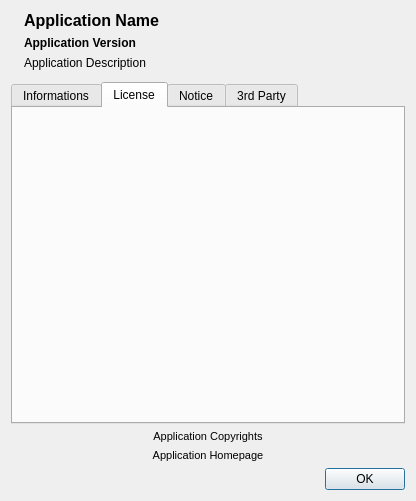
Before: the Qt Designer form qwbfs/src/UIAbout.ui in amestica/qwbfs, drawn with Qt 5.
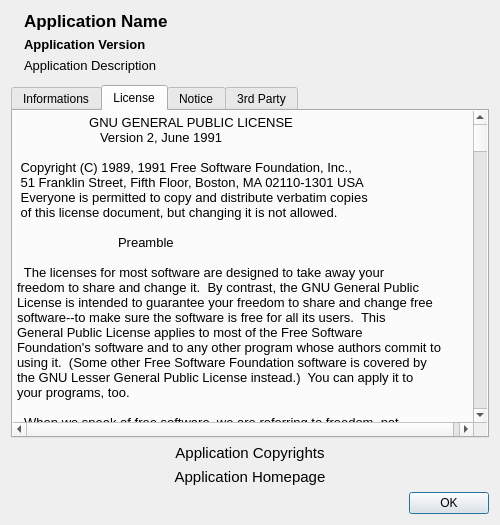
After: the same form once the commit is applied. The open tabs and pages were chosen to show the change. Icons and pictures are not drawn.

Commit message: Update UIAbout / UIMain.

The edit to the form file:
```diff
--- a/qwbfs/src/UIAbout.ui
+++ b/qwbfs/src/UIAbout.ui
@@ -6,14 +6,20 @@
    <rect>
     <x>0</x>
     <y>0</y>
-    <width>416</width>
-    <height>501</height>
+    <width>500</width>
+    <height>525</height>
    </rect>
   </property>
+  <property name="minimumSize">
+   <size>
+    <width>500</width>
+    <height>525</height>
+   </size>
+  </property>
   <property name="maximumSize">
    <size>
-    <width>425</width>
-    <height>510</height>
+    <width>500</width>
+    <height>525</height>
    </size>
   </property>
   <property name="windowTitle">
@@ -74,7 +80,7 @@
        </property>
        <property name="font">
         <font>
-         <pointsize>12</pointsize>
+         <pointsize>13</pointsize>
          <weight>75</weight>
          <bold>true</bold>
         </font>
@@ -94,7 +100,7 @@
        </property>
        <property name="font">
         <font>
-         <pointsize>9</pointsize>
+         <pointsize>10</pointsize>
          <weight>75</weight>
          <bold>true</bold>
         </font>
@@ -114,7 +120,7 @@
        </property>
        <property name="font">
         <font>
-         <pointsize>9</pointsize>
+         <pointsize>10</pointsize>
         </font>
        </property>
        <property name="text">
@@ -140,7 +146,7 @@
      </property>
      <property name="sizeHint" stdset="0">
       <size>
-       <width>16</width>
+       <width>3</width>
        <height>6</height>
       </size>
      </property>
@@ -226,8 +232,7 @@
          </property>
          <property name="font">
           <font>
-           <family>Arial</family>
-           <pointsize>9</pointsize>
+           <pointsize>10</pointsize>
           </font>
          </property>
          <property name="frameShape">
@@ -239,9 +244,354 @@
          <property name="undoRedoEnabled">
           <bool>false</bool>
          </property>
+         <property name="lineWrapMode">
+          <enum>QPlainTextEdit::NoWrap</enum>
+         </property>
          <property name="readOnly">
           <bool>true</bool>
          </property>
+         <property name="plainText">
+          <string>                    GNU GENERAL PUBLIC LICENSE
+                       Version 2, June 1991
+
+ Copyright (C) 1989, 1991 Free Software Foundation, Inc.,
+ 51 Franklin Street, Fifth Floor, Boston, MA 02110-1301 USA
+ Everyone is permitted to copy and distribute verbatim copies
+ of this license document, but changing it is not allowed.
+
+                            Preamble
+
+  The licenses for most software are designed to take away your
+freedom to share and change it.  By contrast, the GNU General Public
+License is intended to guarantee your freedom to share and change free
+software--to make sure the software is free for all its users.  This
+General Public License applies to most of the Free Software
+Foundation's software and to any other program whose authors commit to
+using it.  (Some other Free Software Foundation software is covered by
+the GNU Lesser General Public License instead.)  You can apply it to
+your programs, too.
+
+  When we speak of free software, we are referring to freedom, not
+price.  Our General Public Licenses are designed to make sure that you
+have the freedom to distribute copies of free software (and charge for
+this service if you wish), that you receive source code or can get it
+if you want it, that you can change the software or use pieces of it
+in new free programs; and that you know you can do these things.
+
+  To protect your rights, we need to make restrictions that forbid
+anyone to deny you these rights or to ask you to surrender the rights.
+These restrictions translate to certain responsibilities for you if you
+distribute copies of the software, or if you modify it.
+
+  For example, if you distribute copies of such a program, whether
+gratis or for a fee, you must give the recipients all the rights that
+you have.  You must make sure that they, too, receive or can get the
+source code.  And you must show them these terms so they know their
+rights.
+
+  We protect your rights with two steps: (1) copyright the software, and
+(2) offer you this license which gives you legal permission to copy,
+distribute and/or modify the software.
+
+  Also, for each author's protection and ours, we want to make certain
+that everyone understands that there is no warranty for this free
+software.  If the software is modified by someone else and passed on, we
+want its recipients to know that what they have is not the original, so
+that any problems introduced by others will not reflect on the original
+authors' reputations.
+
+  Finally, any free program is threatened constantly by software
+patents.  We wish to avoid the danger that redistributors of a free
+program will individually obtain patent licenses, in effect making the
+program proprietary.  To prevent this, we have made it clear that any
+patent must be licensed for everyone's free use or not licensed at all.
+
+  The precise terms and conditions for copying, distribution and
+modification follow.
+
+                    GNU GENERAL PUBLIC LICENSE
+   TERMS AND CONDITIONS FOR COPYING, DISTRIBUTION AND MODIFICATION
+
+  0. This License applies to any program or other work which contains
+a notice placed by the copyright holder saying it may be distributed
+under the terms of this General Public License.  The &quot;Program&quot;, below,
+refers to any such program or work, and a &quot;work based on the Program&quot;
+means either the Program or any derivative work under copyright law:
+that is to say, a work containing the Program or a portion of it,
+either verbatim or with modifications and/or translated into another
+language.  (Hereinafter, translation is included without limitation in
+the term &quot;modification&quot;.)  Each licensee is addressed as &quot;you&quot;.
+
+Activities other than copying, distribution and modification are not
+covered by this License; they are outside its scope.  The act of
+running the Program is not restricted, and the output from the Program
+is covered only if its contents constitute a work based on the
+Program (independent of having been made by running the Program).
+Whether that is true depends on what the Program does.
+
+  1. You may copy and distribute verbatim copies of the Program's
+source code as you receive it, in any medium, provided that you
+conspicuously and appropriately publish on each copy an appropriate
+copyright notice and disclaimer of warranty; keep intact all the
+notices that refer to this License and to the absence of any warranty;
+and give any other recipients of the Program a copy of this License
+along with the Program.
+
+You may charge a fee for the physical act of transferring a copy, and
+you may at your option offer warranty protection in exchange for a fee.
+
+  2. You may modify your copy or copies of the Program or any portion
+of it, thus forming a work based on the Program, and copy and
+distribute such modifications or work under the terms of Section 1
+above, provided that you also meet all of these conditions:
+
+    a) You must cause the modified files to carry prominent notices
+    stating that you changed the files and the date of any change.
+
+    b) You must cause any work that you distribute or publish, that in
+    whole or in part contains or is derived from the Program or any
+    part thereof, to be licensed as a whole at no charge to all third
+    parties under the terms of this License.
+
+    c) If the modified program normally reads commands interactively
+    when run, you must cause it, when started running for such
+    interactive use in the most ordinary way, to print or display an
+    announcement including an appropriate copyright notice and a
+    notice that there is no warranty (or else, saying that you provide
+    a warranty) and that users may redistribute the program under
+    these conditions, and telling the user how to view a copy of this
+    License.  (Exception: if the Program itself is interactive but
+    does not normally print such an announcement, your work based on
+    the Program is not required to print an announcement.)
+
+These requirements apply to the modified work as a whole.  If
+identifiable sections of that work are not derived from the Program,
+and can be reasonably considered independent and separate works in
+themselves, then this License, and its terms, do not apply to those
+sections when you distribute them as separate works.  But when you
+distribute the same sections as part of a whole which is a work based
+on the Program, the distribution of the whole must be on the terms of
+this License, whose permissions for other licensees extend to the
+entire whole, and thus to each and every part regardless of who wrote it.
+
+Thus, it is not the intent of this section to claim rights or contest
+your rights to work written entirely by you; rather, the intent is to
+exercise the right to control the distribution of derivative or
+collective works based on the Program.
+
+In addition, mere aggregation of another work not based on the Program
+with the Program (or with a work based on the Program) on a volume of
+a storage or distribution medium does not bring the other work under
+the scope of this License.
+
+  3. You may copy and distribute the Program (or a work based on it,
+under Section 2) in object code or executable form under the terms of
+Sections 1 and 2 above provided that you also do one of the following:
+
+    a) Accompany it with the complete corresponding machine-readable
+    source code, which must be distributed under the terms of Sections
+    1 and 2 above on a medium customarily used for software interchange; or,
+
+    b) Accompany it with a written offer, valid for at least three
+    years, to give any third party, for a charge no more than your
+    cost of physically performing source distribution, a complete
+    machine-readable copy of the corresponding source code, to be
+    distributed under the terms of Sections 1 and 2 above on a medium
+    customarily used for software interchange; or,
+
+    c) Accompany it with the information you received as to the offer
+    to distribute corresponding source code.  (This alternative is
+    allowed only for noncommercial distribution and only if you
+    received the program in object code or executable form with such
+    an offer, in accord with Subsection b above.)
+
+The source code for a work means the preferred form of the work for
+making modifications to it.  For an executable work, complete source
+code means all the source code for all modules it contains, plus any
+associated interface definition files, plus the scripts used to
+control compilation and installation of the executable.  However, as a
+special exception, the source code distributed need not include
+anything that is normally distributed (in either source or binary
+form) with the major components (compiler, kernel, and so on) of the
+operating system on which the executable runs, unless that component
+itself accompanies the executable.
+
+If distribution of executable or object code is made by offering
+access to copy from a designated place, then offering equivalent
+access to copy the source code from the same place counts as
+distribution of the source code, even though third parties are not
+compelled to copy the source along with the object code.
+
+  4. You may not copy, modify, sublicense, or distribute the Program
+except as expressly provided under this License.  Any attempt
+otherwise to copy, modify, sublicense or distribute the Program is
+void, and will automatically terminate your rights under this License.
+However, parties who have received copies, or rights, from you under
+this License will not have their licenses terminated so long as such
+parties remain in full compliance.
+
+  5. You are not required to accept this License, since you have not
+signed it.  However, nothing else grants you permission to modify or
+distribute the Program or its derivative works.  These actions are
+prohibited by law if you do not accept this License.  Therefore, by
+modifying or distributing the Program (or any work based on the
+Program), you indicate your acceptance of this License to do so, and
+all its terms and conditions for copying, distributing or modifying
+the Program or works based on it.
+
+  6. Each time you redistribute the Program (or any work based on the
+Program), the recipient automatically receives a license from the
+original licensor to copy, distribute or modify the Program subject to
+these terms and conditions.  You may not impose any further
+restrictions on the recipients' exercise of the rights granted herein.
+You are not responsible for enforcing compliance by third parties to
+this License.
+
+  7. If, as a consequence of a court judgment or allegation of patent
+infringement or for any other reason (not limited to patent issues),
+conditions are imposed on you (whether by court order, agreement or
+otherwise) that contradict the conditions of this License, they do not
+excuse you from the conditions of this License.  If you cannot
+distribute so as to satisfy simultaneously your obligations under this
+License and any other pertinent obligations, then as a consequence you
+may not distribute the Program at all.  For example, if a patent
+license would not permit royalty-free redistribution of the Program by
+all those who receive copies directly or indirectly through you, then
+the only way you could satisfy both it and this License would be to
+refrain entirely from distribution of the Program.
+
+If any portion of this section is held invalid or unenforceable under
+any particular circumstance, the balance of the section is intended to
+apply and the section as a whole is intended to apply in other
+circumstances.
+
+It is not the purpose of this section to induce you to infringe any
+patents or other property right claims or to contest validity of any
+such claims; this section has the sole purpose of protecting the
+integrity of the free software distribution system, which is
+implemented by public license practices.  Many people have made
+generous contributions to the wide range of software distributed
+through that system in reliance on consistent application of that
+system; it is up to the author/donor to decide if he or she is willing
+to distribute software through any other system and a licensee cannot
+impose that choice.
+
+This section is intended to make thoroughly clear what is believed to
+be a consequence of the rest of this License.
+
+  8. If the distribution and/or use of the Program is restricted in
+certain countries either by patents or by copyrighted interfaces, the
+original copyright holder who places the Program under this License
+may add an explicit geographical distribution limitation excluding
+those countries, so that distribution is permitted only in or among
+countries not thus excluded.  In such case, this License incorporates
+the limitation as if written in the body of this License.
+
+  9. The Free Software Foundation may publish revised and/or new versions
+of the General Public License from time to time.  Such new versions will
+be similar in spirit to the present version, but may differ in detail to
+address new problems or concerns.
+
+Each version is given a distinguishing version number.  If the Program
+specifies a version number of this License which applies to it and &quot;any
+later version&quot;, you have the option of following the terms and conditions
+either of that version or of any later version published by the Free
+Software Foundation.  If the Program does not specify a version number of
+this License, you may choose any version ever published by the Free Software
+Foundation.
+
+  10. If you wish to incorporate parts of the Program into other free
+programs whose distribution conditions are different, write to the author
+to ask for permission.  For software which is copyrighted by the Free
+Software Foundation, write to the Free Software Foundation; we sometimes
+make exceptions for this.  Our decision will be guided by the two goals
+of preserving the free status of all derivatives of our free software and
+of promoting the sharing and reuse of software generally.
+
+                            NO WARRANTY
+
+  11. BECAUSE THE PROGRAM IS LICENSED FREE OF CHARGE, THERE IS NO WARRANTY
+FOR THE PROGRAM, TO THE EXTENT PERMITTED BY APPLICABLE LAW.  EXCEPT WHEN
+OTHERWISE STATED IN WRITING THE COPYRIGHT HOLDERS AND/OR OTHER PARTIES
+PROVIDE THE PROGRAM &quot;AS IS&quot; WITHOUT WARRANTY OF ANY KIND, EITHER EXPRESSED
+OR IMPLIED, INCLUDING, BUT NOT LIMITED TO, THE IMPLIED WARRANTIES OF
+MERCHANTABILITY AND FITNESS FOR A PARTICULAR PURPOSE.  THE ENTIRE RISK AS
+TO THE QUALITY AND PERFORMANCE OF THE PROGRAM IS WITH YOU.  SHOULD THE
+PROGRAM PROVE DEFECTIVE, YOU ASSUME THE COST OF ALL NECESSARY SERVICING,
+REPAIR OR CORRECTION.
+
+  12. IN NO EVENT UNLESS REQUIRED BY APPLICABLE LAW OR AGREED TO IN WRITING
+WILL ANY COPYRIGHT HOLDER, OR ANY OTHER PARTY WHO MAY MODIFY AND/OR
+REDISTRIBUTE THE PROGRAM AS PERMITTED ABOVE, BE LIABLE TO YOU FOR DAMAGES,
+INCLUDING ANY GENERAL, SPECIAL, INCIDENTAL OR CONSEQUENTIAL DAMAGES ARISING
+OUT OF THE USE OR INABILITY TO USE THE PROGRAM (INCLUDING BUT NOT LIMITED
+TO LOSS OF DATA OR DATA BEING RENDERED INACCURATE OR LOSSES SUSTAINED BY
+YOU OR THIRD PARTIES OR A FAILURE OF THE PROGRAM TO OPERATE WITH ANY OTHER
+PROGRAMS), EVEN IF SUCH HOLDER OR OTHER PARTY HAS BEEN ADVISED OF THE
+POSSIBILITY OF SUCH DAMAGES.
+
+                     END OF TERMS AND CONDITIONS
+
+            How to Apply These Terms to Your New Programs
+
+  If you develop a new program, and you want it to be of the greatest
+possible use to the public, the best way to achieve this is to make it
+free software which everyone can redistribute and change under these terms.
+
+  To do so, attach the following notices to the program.  It is safest
+to attach them to the start of each source file to most effectively
+convey the exclusion of warranty; and each file should have at least
+the &quot;copyright&quot; line and a pointer to where the full notice is found.
+
+    &lt;one line to give the program's name and a brief idea of what it does.&gt;
+    Copyright (C) &lt;year&gt;  &lt;name of author&gt;
+
+    This program is free software; you can redistribute it and/or modify
+    it under the terms of the GNU General Public License as published by
+    the Free Software Foundation; either version 2 of the License, or
+    (at your option) any later version.
+
+    This program is distributed in the hope that it will be useful,
+    but WITHOUT ANY WARRANTY; without even the implied warranty of
+    MERCHANTABILITY or FITNESS FOR A PARTICULAR PURPOSE.  See the
+    GNU General Public License for more details.
+
+    You should have received a copy of the GNU General Public License along
+    with this program; if not, write to the Free Software Foundation, Inc.,
+    51 Franklin Street, Fifth Floor, Boston, MA 02110-1301 USA.
+
+Also add information on how to contact you by electronic and paper mail.
+
+If the program is interactive, make it output a short notice like this
+when it starts in an interactive mode:
+
+    Gnomovision version 69, Copyright (C) year name of author
+    Gnomovision comes with ABSOLUTELY NO WARRANTY; for details type `show w'.
+    This is free software, and you are welcome to redistribute it
+    under certain conditions; type `show c' for details.
+
+The hypothetical commands `show w' and `show c' should show the appropriate
+parts of the General Public License.  Of course, the commands you use may
+be called something other than `show w' and `show c'; they could even be
+mouse-clicks or menu items--whatever suits your program.
+
+You should also get your employer (if you work as a programmer) or your
+school, if any, to sign a &quot;copyright disclaimer&quot; for the program, if
+necessary.  Here is a sample; alter the names:
+
+  Yoyodyne, Inc., hereby disclaims all copyright interest in the program
+  `Gnomovision' (which makes passes at compilers) written by James Hacker.
+
+  &lt;signature of Ty Coon&gt;, 1 April 1989
+  Ty Coon, President of Vice
+
+This General Public License does not permit incorporating your program into
+proprietary programs.  If your program is a subroutine library, you may
+consider it more useful to permit linking proprietary applications with the
+library.  If this is what you want to do, use the GNU Lesser General
+Public License instead of this License.
+</string>
+         </property>
          <property name="tabStopWidth">
           <number>40</number>
          </property>
@@ -404,8 +754,10 @@
    </item>
    <item>
     <widget class="QLabel" name="lCopyrights">
-     <property name="styleSheet">
-      <string notr="true">font: 11px;</string>
+     <property name="font">
+      <font>
+       <pointsize>11</pointsize>
+      </font>
      </property>
      <property name="text">
       <string notr="true">Application Copyrights</string>
@@ -417,8 +769,10 @@
    </item>
    <item>
     <widget class="QLabel" name="lDomain">
-     <property name="styleSheet">
-      <string notr="true">font: 11px;</string>
+     <property name="font">
+      <font>
+       <pointsize>11</pointsize>
+      </font>
      </property>
      <property name="text">
       <string notr="true">Application Homepage</string>
```
Left out of the diff: 130 changed lines with no effect on the pictures. The commit also changes 2 other files.
